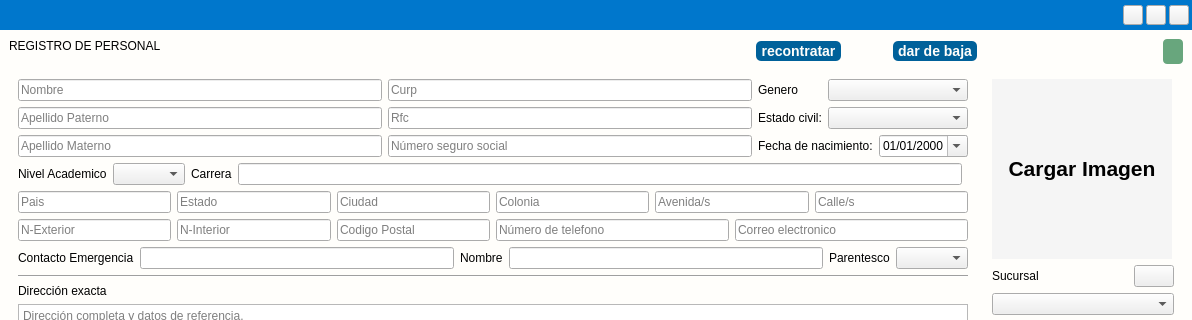
Above: app/View/UserInterfaceUi/UI_REGISTRO_EMPLEADO.ui from LAngelVp/software-punto-de-venta before the change; both pictures show x 0 to 1192 and y 0 to 320 of the 1192 by 679 pixel window. Below: the same form after it.
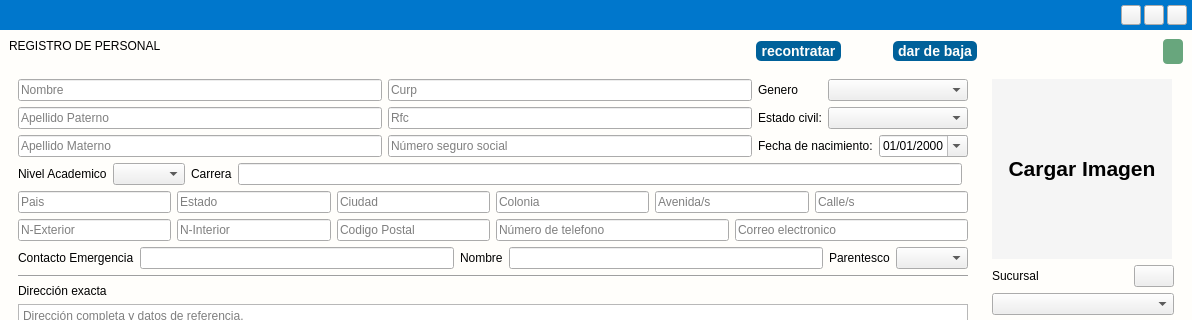
That is the form after the change. Icons and pictures are not drawn.

The edit to the form file:
```diff
--- a/app/View/UserInterfaceUi/UI_REGISTRO_EMPLEADO.ui
+++ b/app/View/UserInterfaceUi/UI_REGISTRO_EMPLEADO.ui
@@ -17,6 +17,10 @@
    <string notr="true">#RegistroAdministrador{
 background: #fffefb;
 }
+#logotipo_cabecera_ventana{
+image: url(:/Icons/IconosSVG/logo_devrous.png);
+min-width:65px;
+}
 #contenedor_baja{
 background:#EE1D52;
 border-radius:5px;
@@ -56,15 +60,7 @@
 #widget_contenedor{
 	background-color: #fffefb;
 }
-#label_fotousuario{
-	font-size:15px;
-	font-family:&quot;Arial&quot;;
-	font-weight:bold;
-	min-width:200px;
-	min-height:200px;
-	border:solid 2px black;
-	background-color:#F5F5F5;
-}
+
 #opcion_usodelsistema{
 	font-family: Arial;
 	font-size: 14px;
@@ -275,7 +271,7 @@
 #btn_btn_recontratar:hover{
 	background-color: #68a67d;
 }
-#label_fotousuario{
+#foto_usuario{
 	min-height: 100px;
 	min-width: 100px;
 	height: 180px;
@@ -404,17 +400,24 @@
              <number>3</number>
             </property>
             <property name="leftMargin">
-             <number>0</number>
+             <number>5</number>
             </property>
             <property name="topMargin">
              <number>0</number>
             </property>
             <property name="rightMargin">
-             <number>3</number>
+             <number>5</number>
             </property>
             <property name="bottomMargin">
              <number>0</number>
             </property>
+            <item>
+             <widget class="QLabel" name="logotipo_cabecera_ventana">
+              <property name="text">
+               <string/>
+              </property>
+             </widget>
+            </item>
             <item>
              <spacer name="horizontalSpacer">
               <property name="orientation">
@@ -609,7 +612,7 @@
              </widget>
             </item>
             <item row="0" column="0">
-             <widget class="QLabel" name="label_fotousuario">
+             <widget class="QLabel" name="foto_usuario">
               <property name="minimumSize">
                <size>
                 <width>180</width>
```
